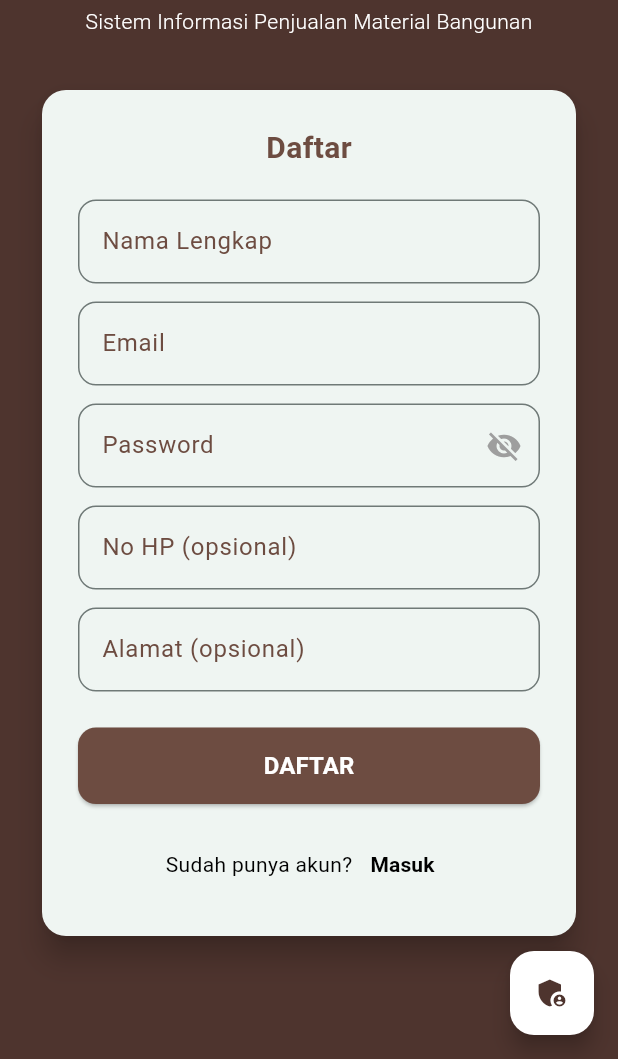
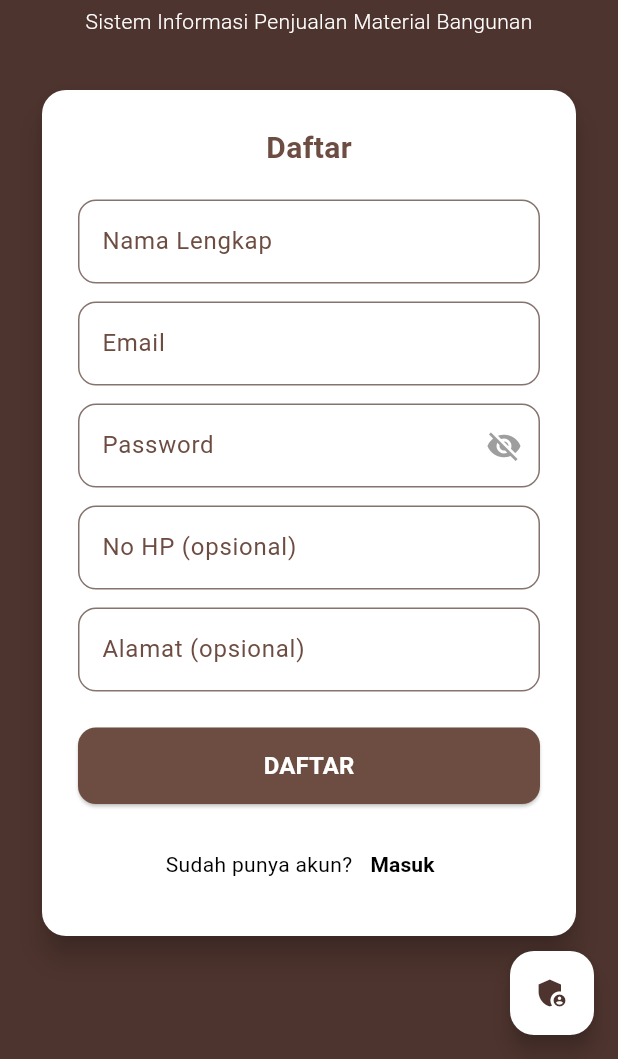
Before and after one commit to ramadhanabelio/materialin, a Flutter app: the screen it shows after launch, after a tap on "Daftar", on a phone screen of 412 x 824 dp, the part 177-1236 px from its top. Run offline on Flutter 3.47's test engine with Material 3 defaults, Android fonts, the light colour scheme and no system bars; our stand-ins replace flutter_secure_storage, image_picker; network calls fail.

Commit message:
style: update theme color & background

```diff
--- a/lib/main.dart
+++ b/lib/main.dart
@@ -2,18 +2,18 @@ import 'package:flutter/material.dart';
 import 'screens/user/login.dart';
 
 void main() {
-  runApp(const MaterialinApp());
+  runApp(const MyApp());
 }
 
-class MaterialinApp extends StatelessWidget {
-  const MaterialinApp({super.key});
+class MyApp extends StatelessWidget {
+  const MyApp({super.key});
 
   @override
   Widget build(BuildContext context) {
     return MaterialApp(
       title: 'Materialin',
       theme: ThemeData(
-        colorScheme: ColorScheme.fromSeed(seedColor: Colors.teal),
+        colorScheme: ColorScheme.fromSeed(seedColor: Colors.brown),
         useMaterial3: true,
       ),
       debugShowCheckedModeBanner: false,
--- a/lib/screens/admin/dashboard.dart
+++ b/lib/screens/admin/dashboard.dart
@@ -12,6 +12,7 @@ class DashboardPage extends StatelessWidget {
       context: context,
       builder:
           (_) => AlertDialog(
+            backgroundColor: Colors.white,
             title: const Text("Konfirmasi"),
             content: const Text("Yakin ingin keluar?"),
             actions: [
@@ -48,6 +49,7 @@ class DashboardPage extends StatelessWidget {
   @override
   Widget build(BuildContext context) {
     return Scaffold(
+      backgroundColor: Colors.white,
       extendBodyBehindAppBar: false,
       appBar: PreferredSize(
         preferredSize: const Size.fromHeight(kToolbarHeight),
--- a/lib/screens/admin/form.dart
+++ b/lib/screens/admin/form.dart
@@ -74,6 +74,7 @@ class _FormProductPageState extends State<FormProductPage> {
     final isEdit = widget.product != null;
 
     return Scaffold(
+      backgroundColor: Colors.white,
       appBar: PreferredSize(
         preferredSize: const Size.fromHeight(kToolbarHeight),
         child: Container(
--- a/lib/screens/admin/list.dart
+++ b/lib/screens/admin/list.dart
@@ -40,6 +40,7 @@ class _ListProductPageState extends State<ListProductPage> {
       context: context,
       builder:
           (_) => AlertDialog(
+            backgroundColor: Colors.white,
             title: Text('Hapus Produk'),
             content: Text('Yakin ingin menghapus "${product.name}"?'),
             actions: [
@@ -82,6 +83,7 @@ class _ListProductPageState extends State<ListProductPage> {
   @override
   Widget build(BuildContext context) {
     return Scaffold(
+      backgroundColor: Colors.white,
       appBar: PreferredSize(
         preferredSize: const Size.fromHeight(kToolbarHeight),
         child: Container(
--- a/lib/screens/admin/login.dart
+++ b/lib/screens/admin/login.dart
@@ -86,6 +86,7 @@ class _LoginAdminPageState extends State<LoginAdminPage> {
               const SizedBox(height: 32),
               Card(
                 elevation: 8,
+                color: Colors.white,
                 shape: RoundedRectangleBorder(
                   borderRadius: BorderRadius.circular(16),
                 ),
--- a/lib/screens/user/home.dart
+++ b/lib/screens/user/home.dart
@@ -14,6 +14,7 @@ class HomePage extends StatelessWidget {
       context: context,
       builder:
           (_) => AlertDialog(
+            backgroundColor: Colors.white,
             title: const Text("Konfirmasi"),
             content: const Text("Yakin ingin keluar?"),
             actions: [
@@ -47,6 +48,7 @@ class HomePage extends StatelessWidget {
   @override
   Widget build(BuildContext context) {
     return Scaffold(
+      backgroundColor: Colors.white,
       appBar: PreferredSize(
         preferredSize: const Size.fromHeight(60),
         child: Container(
@@ -60,6 +62,7 @@ class HomePage extends StatelessWidget {
           child: AppBar(
             backgroundColor: Colors.transparent,
             elevation: 0,
+            automaticallyImplyLeading: false,
             centerTitle: true,
             title: const Text(
               "Daftar Produk",
@@ -108,6 +111,7 @@ class HomePage extends StatelessWidget {
                   );
                 },
                 child: Card(
+                  color: Colors.white,
                   shape: RoundedRectangleBorder(
                     borderRadius: BorderRadius.circular(16),
                   ),
--- a/lib/screens/user/login.dart
+++ b/lib/screens/user/login.dart
@@ -88,6 +88,7 @@ class _LoginPageState extends State<LoginPage> {
               const SizedBox(height: 32),
               Card(
                 elevation: 8,
+                color: Colors.white,
                 shape: RoundedRectangleBorder(
                   borderRadius: BorderRadius.circular(16),
                 ),
--- a/lib/screens/user/register.dart
+++ b/lib/screens/user/register.dart
@@ -111,6 +111,7 @@ class _RegisterPageState extends State<RegisterPage> {
               const SizedBox(height: 32),
               Card(
                 elevation: 8,
+                color: Colors.white,
                 shape: RoundedRectangleBorder(
                   borderRadius: BorderRadius.circular(16),
                 ),
```
